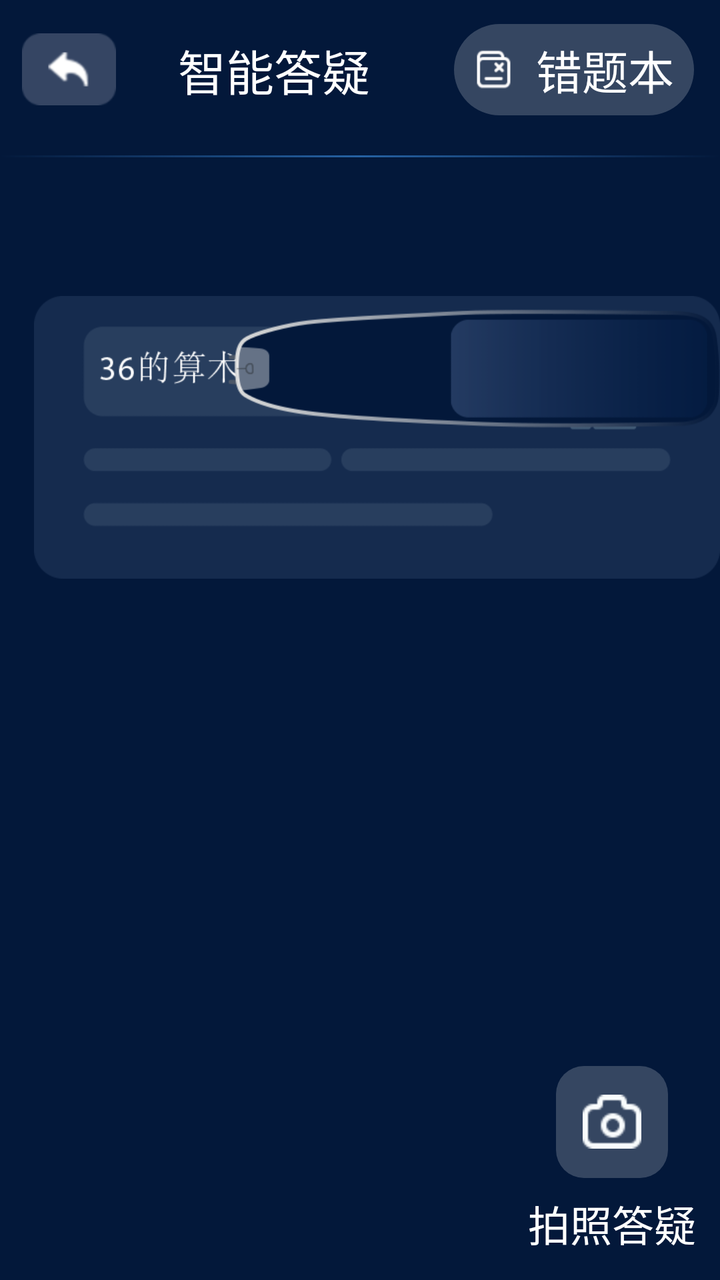
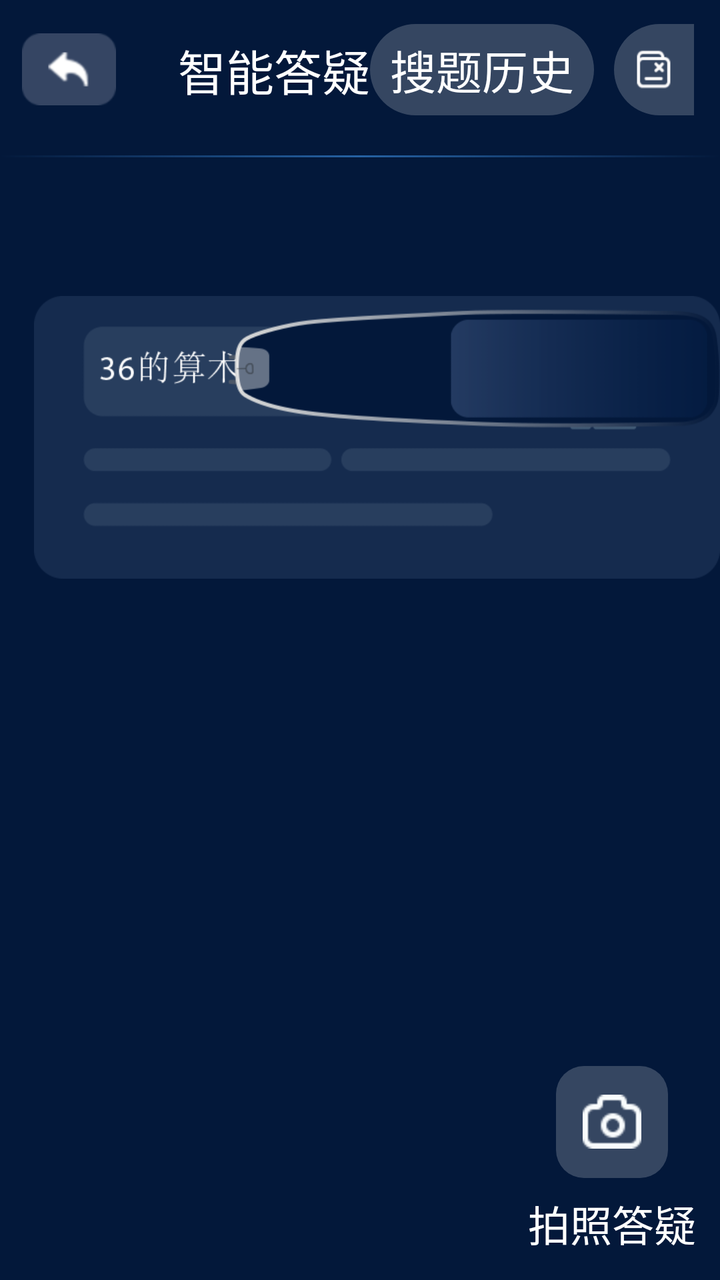

Two renders of the same Android screen: before a commit and after it. Below are the layout's source before the change and the commit's diff.
<!-- AndroidManifest.xml: application theme Theme.Souti -->
<!-- res/layout/activity_main.xml -->
<?xml version="1.0" encoding="utf-8"?>
<RelativeLayout xmlns:android="http://schemas.android.com/apk/res/android"
    android:layout_width="match_parent" android:layout_height="match_parent" android:background="@color/bg">

    <LinearLayout android:id="@+id/ll_title" android:orientation="horizontal"
        android:layout_width="match_parent" android:layout_height="wrap_content"
        android:gravity="center_vertical" android:paddingStart="11dp" android:paddingEnd="13dp"
        android:paddingTop="12dp" android:paddingBottom="12dp">
        <ImageView android:layout_width="47dp" android:layout_height="36dp"
            android:src="@mipmap/icon_back" android:scaleType="fitXY" android:importantForAccessibility="no"/>
        <TextView style="@style/TitleText" android:layout_width="wrap_content" android:layout_height="wrap_content"
            android:text="智能答疑" android:layout_marginStart="31dp"/>
        <View android:layout_width="0dp" android:layout_height="1dp" android:layout_weight="1"/>
        <TextView android:id="@+id/tv_cuotiben" style="@style/Pill"
            android:layout_width="wrap_content" android:layout_height="wrap_content"
            android:text="  错题本" android:drawableStart="@mipmap/icon_tjiao"/>
    </LinearLayout>

    <View android:id="@+id/divider" android:layout_width="match_parent" android:layout_height="1dp"
        android:layout_below="@id/ll_title" android:layout_marginTop="8dp" android:background="@drawable/divider"/>

    <ImageView android:id="@+id/iv_hero" android:layout_width="416dp" android:layout_height="172dp"
        android:layout_below="@id/divider" android:layout_marginStart="17dp" android:layout_marginTop="54dp"
        android:src="@mipmap/img_ystl" android:scaleType="fitCenter" android:importantForAccessibility="no"/>

    <LinearLayout android:layout_width="wrap_content" android:layout_height="wrap_content"
        android:orientation="vertical" android:layout_below="@id/divider"
        android:layout_toEndOf="@id/iv_hero" android:layout_marginStart="21dp" android:layout_marginTop="62dp"
        android:layout_marginEnd="113dp">
        <TextView android:layout_width="wrap_content" android:layout_height="wrap_content"
            android:text="- 请把笔头放置在文字正中扫描" android:textColor="@color/white" android:textSize="23dp"/>
        <TextView android:layout_width="wrap_content" android:layout_height="wrap_content"
            android:layout_marginTop="18dp"
            android:text="- 支持换行扫描，请在抬笔后2秒内继续扫描" android:textColor="@color/white" android:textSize="23dp"/>
    </LinearLayout>

    <LinearLayout android:id="@+id/ll_paizhao" android:orientation="vertical"
        android:layout_width="wrap_content" android:layout_height="wrap_content"
        android:layout_alignParentEnd="true" android:layout_alignParentBottom="true"
        android:layout_marginEnd="12dp" android:layout_marginBottom="13dp" android:gravity="center">
        <FrameLayout android:layout_width="56dp" android:layout_height="56dp" android:background="@drawable/shape_fab">
            <ImageView android:layout_width="30dp" android:layout_height="27dp" android:layout_gravity="center"
                android:src="@mipmap/icon_pz" android:importantForAccessibility="no"/>
        </FrameLayout>
        <TextView android:layout_width="wrap_content" android:layout_height="wrap_content"
            android:text="拍照答疑" android:textColor="@color/white" android:textSize="21dp" android:layout_marginTop="7dp"/>
    </LinearLayout>
</RelativeLayout>
<!-- resources referenced by this layout -->
<resources>
  <color name="bg">#03183A</color>
  <color name="white">#FFFFFF</color>
  <!-- drawable divider (drawable) -->
  <?xml version="1.0" encoding="utf-8"?>
  <shape xmlns:android="http://schemas.android.com/apk/res/android">
      <gradient android:startColor="#003C92E8" android:centerColor="#993C92E8" android:endColor="#003C92E8" android:angle="0"/>
      <size android:height="1dp"/>
  </shape>
  <!-- drawable shape_fab (drawable) -->
  <?xml version="1.0" encoding="utf-8"?>
  <shape xmlns:android="http://schemas.android.com/apk/res/android">
      <solid android:color="#33FFFFFF"/><corners android:radius="14dp"/>
  </shape>
  <!-- mipmap icon_back: png bitmap (mipmap-xhdpi, 1600 bytes) -->
  <!-- mipmap icon_pz: png bitmap (mipmap-xhdpi, 717 bytes) -->
  <!-- mipmap icon_tjiao: png bitmap (mipmap-xhdpi, 1023 bytes) -->
  <!-- mipmap img_ystl: png bitmap (mipmap-xhdpi, 16205 bytes) -->
  <style name="Pill">
          <item name="android:background">@drawable/shape_pill</item>
          <item name="android:textColor">@color/white</item>
          <item name="android:textSize">23dp</item>
          <item name="android:paddingStart">10dp</item>
          <item name="android:paddingEnd">10dp</item>
          <item name="android:paddingTop">6dp</item>
          <item name="android:paddingBottom">6dp</item>
          <item name="android:gravity">center</item>
      </style>
  <style name="TitleText">
          <item name="android:textColor">@color/white</item>
          <item name="android:textSize">24dp</item>
      </style>
  <style name="Theme.Souti" parent="Theme.AppCompat.NoActionBar">
          <item name="android:windowBackground">@color/bg</item>
          <item name="android:statusBarColor">@color/bg</item>
          <item name="android:navigationBarColor">@color/bg</item>
      </style>
  <!-- drawable shape_pill (drawable) -->
  <?xml version="1.0" encoding="utf-8"?>
  <shape xmlns:android="http://schemas.android.com/apk/res/android">
      <solid android:color="#33FFFFFF"/><corners android:radius="24dp"/>
  </shape>
</resources>

<!-- the commit's change to res/layout/activity_main.xml (unified diff, before → after) -->
@@ -11,6 +11,9 @@
         <TextView style="@style/TitleText" android:layout_width="wrap_content" android:layout_height="wrap_content"
             android:text="智能答疑" android:layout_marginStart="31dp"/>
         <View android:layout_width="0dp" android:layout_height="1dp" android:layout_weight="1"/>
+        <TextView android:id="@+id/tv_history" style="@style/Pill"
+            android:layout_width="wrap_content" android:layout_height="wrap_content"
+            android:layout_marginEnd="10dp" android:singleLine="true" android:text="搜题历史"/>
         <TextView android:id="@+id/tv_cuotiben" style="@style/Pill"
             android:layout_width="wrap_content" android:layout_height="wrap_content"
             android:text="  错题本" android:drawableStart="@mipmap/icon_tjiao"/>
